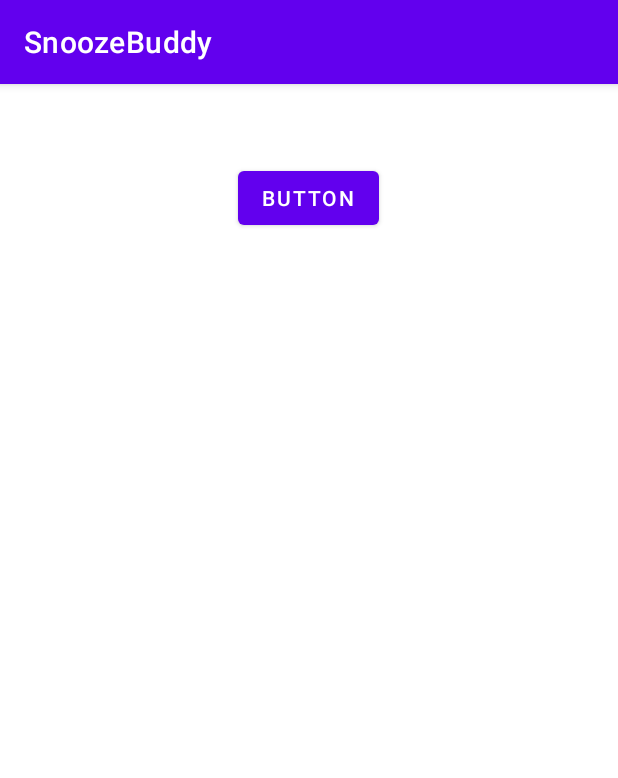
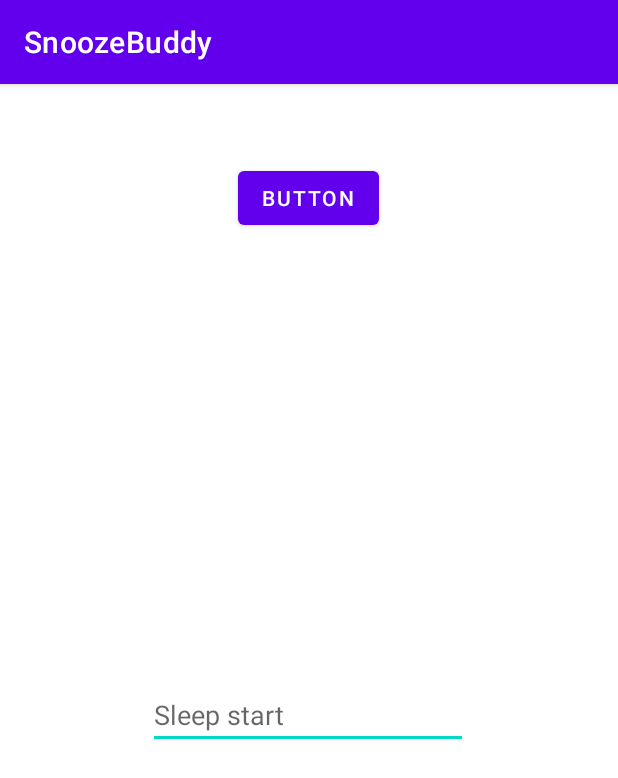
Before and after one commit to LassilaJoni/SnoozeBuddy, an Android app: the screen it shows after launch (MainActivity), on a phone screen of 412 x 824 dp. Shown: the top 778 px of the screen. Run offline under Robolectric (Android 15) with nearby library versions, the phone set to English and light mode, and no system bars.

Commit message:
added test sleep start

```diff
--- a/app/src/main/res/layout/activity_main.xml
+++ b/app/src/main/res/layout/activity_main.xml
@@ -16,4 +16,18 @@
         app:layout_constraintHorizontal_bias="0.498"
         app:layout_constraintStart_toStartOf="parent"
         app:layout_constraintTop_toTopOf="parent" />
+
+    <EditText
+        android:id="@+id/editTextTextPersonName"
+        android:layout_width="wrap_content"
+        android:layout_height="wrap_content"
+        android:ems="10"
+        android:hint="Sleep start"
+        android:inputType="textPersonName"
+        app:layout_constraintBottom_toBottomOf="parent"
+        app:layout_constraintEnd_toEndOf="parent"
+        app:layout_constraintHorizontal_bias="0.497"
+        app:layout_constraintStart_toStartOf="parent"
+        app:layout_constraintTop_toTopOf="parent"
+        app:layout_constraintVertical_bias="0.551" />
 </androidx.constraintlayout.widget.ConstraintLayout>
```
